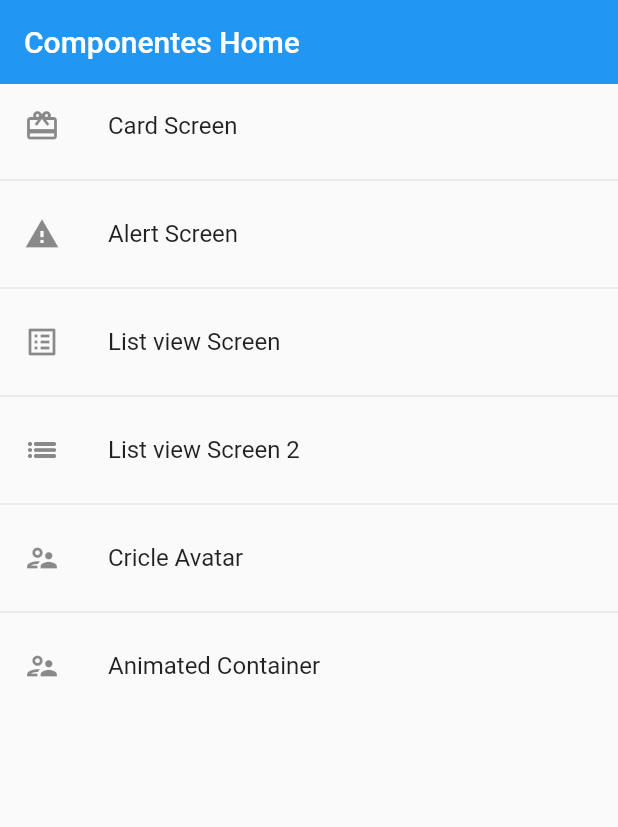
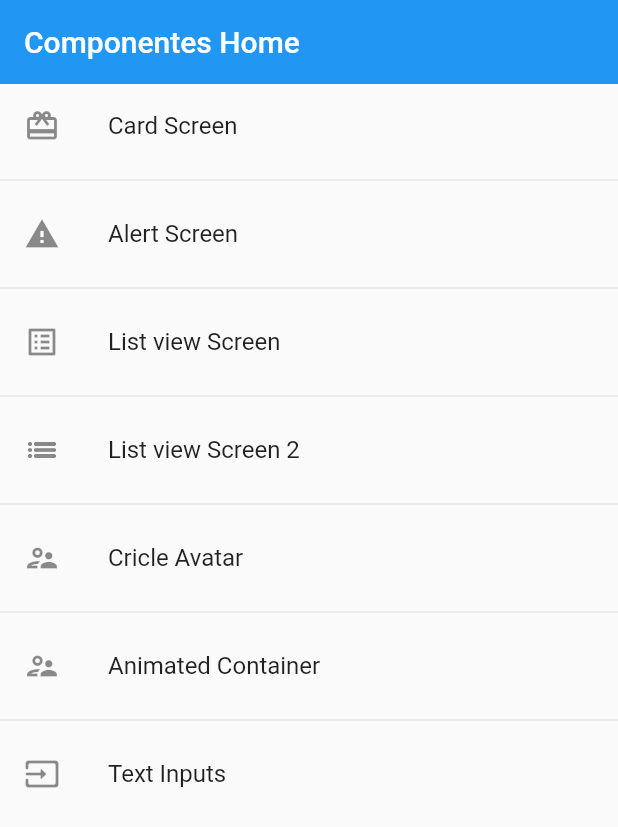
Before and after one commit to iglez/componentes_23, a Flutter app: the screen it shows after launch, on a phone screen of 412 x 824 dp. Shown: the top 827 px of the screen. Run offline on Flutter 3.47's test engine with Material 2 defaults, Android fonts, the phone set to English and light mode, and no system bars.

```diff
--- a/lib/router/app_routes.dart
+++ b/lib/router/app_routes.dart
@@ -41,6 +41,11 @@ class AppRoutes {
         icon: Icons.supervisor_account_outlined,
         name: 'Animated Container',
         screen: AnimatedScreen()),
+    MenuOption(
+        route: 'inputs',
+        icon: Icons.input_rounded,
+        name: 'Text Inputs',
+        screen: InputScreen()),
   ];
 
   static Map<String, Widget Function(BuildContext)> getRoutes() {
--- a/lib/screens/screens.dart
+++ b/lib/screens/screens.dart
@@ -1,3 +1,4 @@
+export 'package:componentes_23/screens/input_screen.dart';
 export 'package:componentes_23/screens/animated_screen.dart';
 export 'package:componentes_23/screens/alert_screen.dart';
 export 'package:componentes_23/screens/card_screen.dart';
```
Also changed, not shown: lib/screens/input_screen.dart (added, +12 -0 lines).
